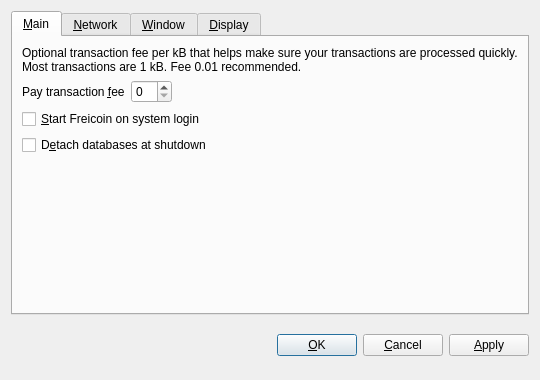
dzsmining/GingerCoin, file src/qt/forms/optionsdialog.ui: the form before one commit.
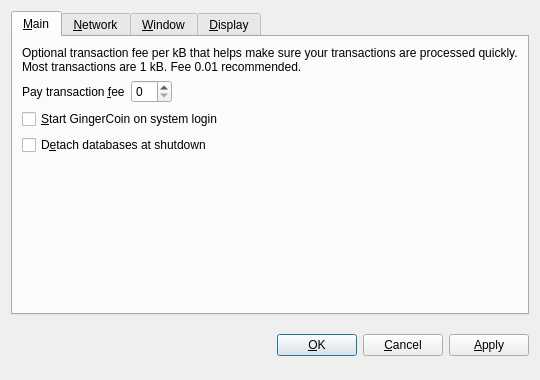
The form after the commit. Custom widgets are drawn as their Qt base class.

The edit to the form file:
```diff
--- a/src/qt/forms/optionsdialog.ui
+++ b/src/qt/forms/optionsdialog.ui
@@ -82,7 +82,7 @@
           <string>Automatically start Freicoin after logging in to the system.</string>
          </property>
          <property name="text">
-          <string>&amp;Start Freicoin on system login</string>
+          <string>&amp;Start GingerCoin on system login</string>
          </property>
         </widget>
        </item>
```
Left out of the diff: 18 changed lines with no effect on the pictures.
